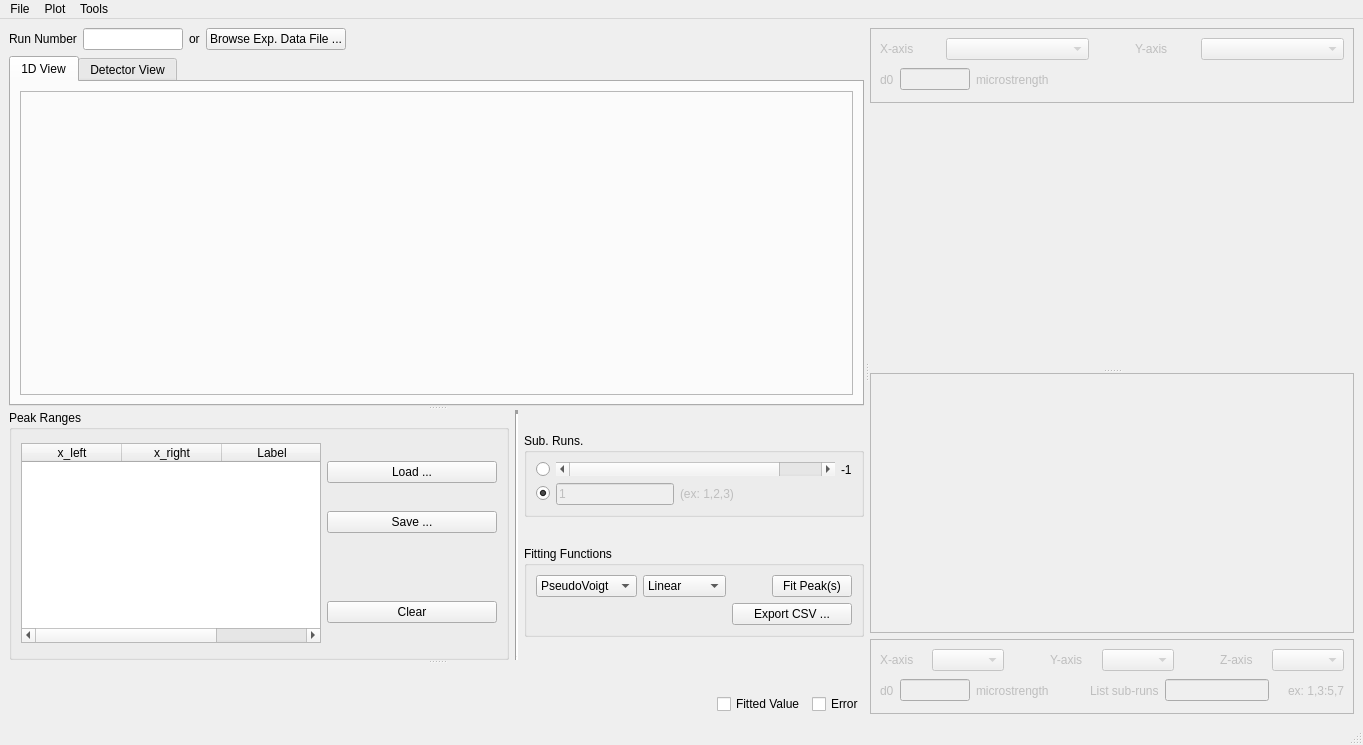
The window that pyrs/interface/designer/peakfitwindow.ui (neutrons/PyRS) describes before a commit, drawn with Qt 5.
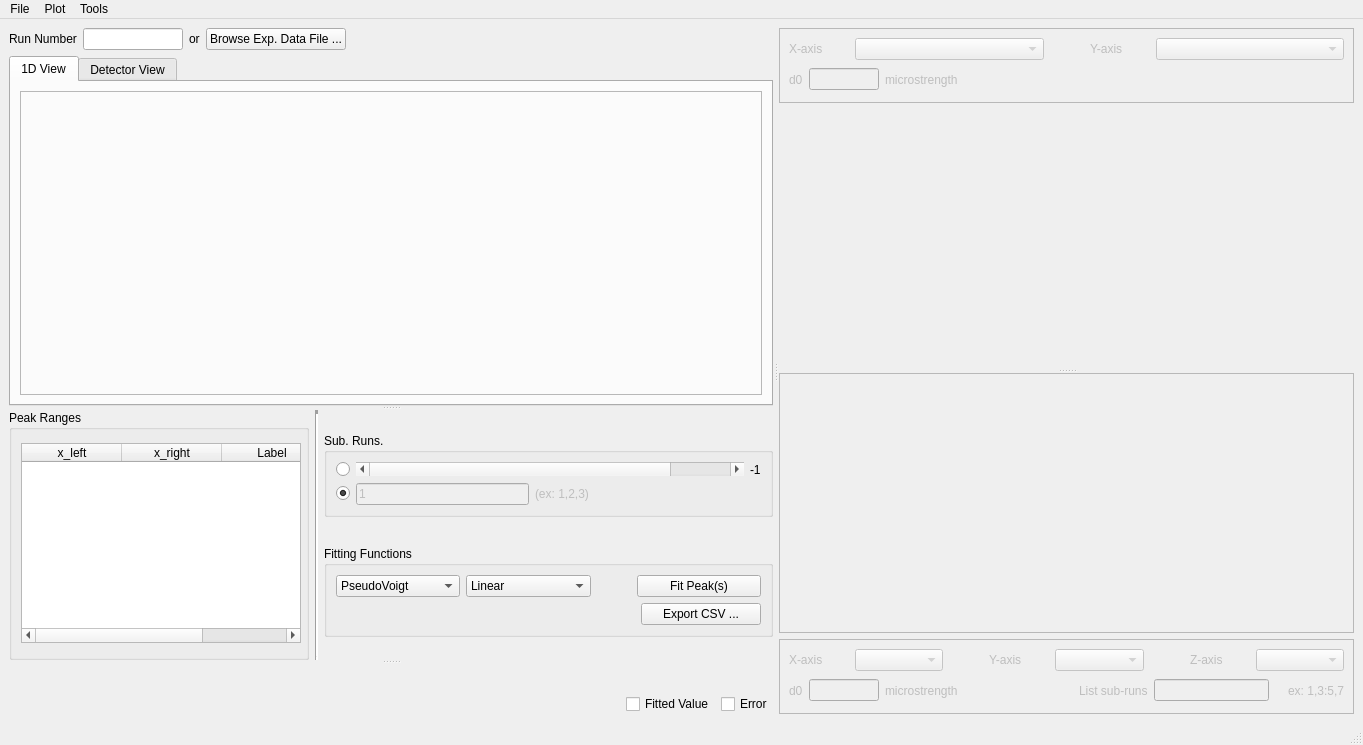
The same window after the commit.

Commit message: First draft version of peak and labels displayed in table. this refs #248

What changed in the file:
```diff
--- a/pyrs/interface/designer/peakfitwindow.ui
+++ b/pyrs/interface/designer/peakfitwindow.ui
@@ -153,13 +153,13 @@
              <widget class="QGroupBox" name="groupBox_2">
               <property name="minimumSize">
                <size>
-                <width>500</width>
+                <width>300</width>
                 <height>250</height>
                </size>
               </property>
               <property name="maximumSize">
                <size>
-                <width>500</width>
+                <width>300</width>
                 <height>250</height>
                </size>
               </property>
@@ -171,13 +171,13 @@
                 <widget class="QTableWidget" name="peak_range_table_2">
                  <property name="minimumSize">
                   <size>
-                   <width>300</width>
+                   <width>280</width>
                    <height>200</height>
                   </size>
                  </property>
                  <property name="maximumSize">
                   <size>
-                   <width>300</width>
+                   <width>280</width>
                    <height>200</height>
                   </size>
                  </property>
@@ -210,47 +210,6 @@
                  </column>
                 </widget>
                </item>
-               <item>
-                <layout class="QVBoxLayout" name="verticalLayout_14">
-                 <item>
-                  <widget class="QPushButton" name="pushButton_load_peak_range_2">
-                   <property name="text">
-                    <string>Load ...</string>
-                   </property>
-                  </widget>
-                 </item>
-                 <item>
-                  <widget class="QPushButton" name="pushButton_save_peak_range_2">
-                   <property name="text">
-                    <string>Save ...</string>
-                   </property>
-                  </widget>
-                 </item>
-                 <item>
-                  <spacer name="verticalSpacer_3">
-                   <property name="orientation">
-                    <enum>Qt::Vertical</enum>
-                   </property>
-                   <property name="sizeType">
-                    <enum>QSizePolicy::Minimum</enum>
-                   </property>
-                   <property name="sizeHint" stdset="0">
-                    <size>
-                     <width>20</width>
-                     <height>40</height>
-                    </size>
-                   </property>
-                  </spacer>
-                 </item>
-                 <item>
-                  <widget class="QPushButton" name="pushButton_clear_peak_range_2">
-                   <property name="text">
-                    <string>Clear</string>
-                   </property>
-                  </widget>
-                 </item>
-                </layout>
-               </item>
               </layout>
              </widget>
             </item>
```
Left out of the diff: 4 changed lines with no effect on the pictures. The commit also changes 5 other files.
